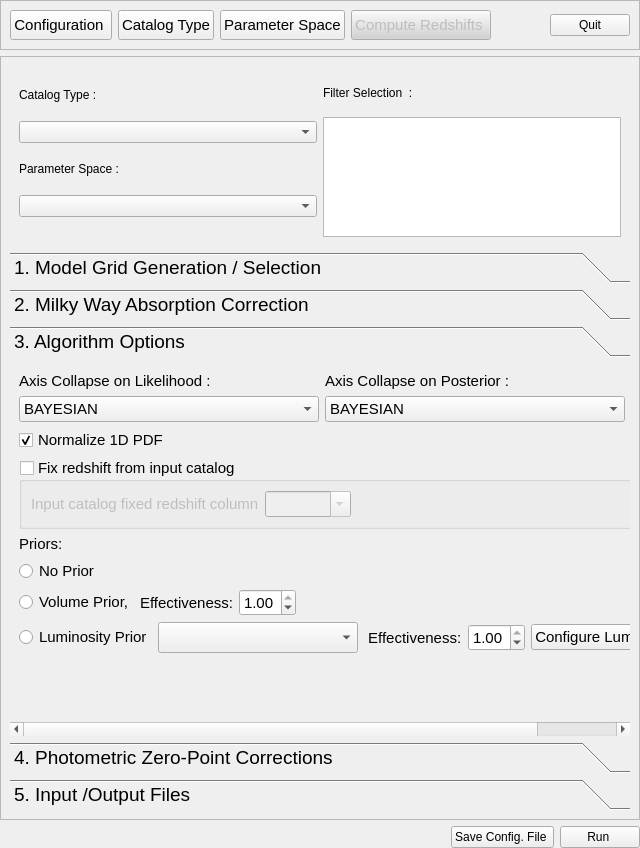
This is PhzQtUI/auxdir/PhzQtUI/FormAnalysis.ui in astrorama/Phosphoros as Qt 5 draws it before an edit. The edited form follows.
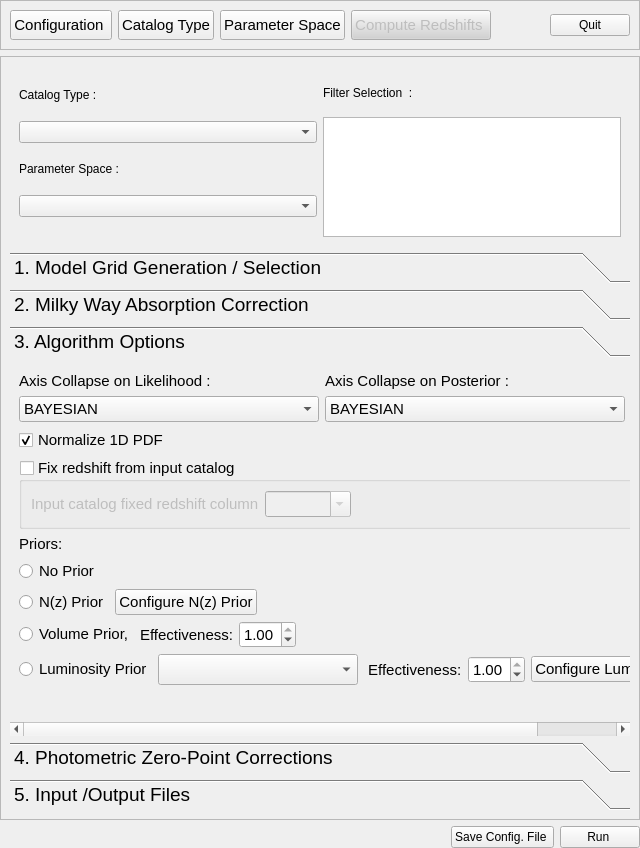
This is the edited form. The open tabs and pages were chosen to show the change.

Commit message: first draft of the N(z) Prior configuration

The edit to the form file:
```diff
--- a/PhzQtUI/auxdir/PhzQtUI/FormAnalysis.ui
+++ b/PhzQtUI/auxdir/PhzQtUI/FormAnalysis.ui
@@ -619,7 +619,7 @@
             <x>0</x>
             <y>0</y>
             <width>725</width>
-            <height>345</height>
+            <height>364</height>
            </rect>
           </property>
           <attribute name="label">
@@ -832,6 +832,47 @@
              </property>
             </widget>
            </item>
+           <item>
+            <layout class="QHBoxLayout" name="horizontalLayout_29">
+             <item>
+              <widget class="QRadioButton" name="rb_nzPrior">
+               <property name="font">
+                <font>
+                 <pointsize>11</pointsize>
+                </font>
+               </property>
+               <property name="text">
+                <string>N(z) Prior</string>
+               </property>
+              </widget>
+             </item>
+             <item>
+              <widget class="QPushButton" name="btn_conf_Nz">
+               <property name="font">
+                <font>
+                 <pointsize>11</pointsize>
+                </font>
+               </property>
+               <property name="text">
+                <string>Configure N(z) Prior</string>
+               </property>
+              </widget>
+             </item>
+             <item>
+              <spacer name="horizontalSpacer_17">
+               <property name="orientation">
+                <enum>Qt::Horizontal</enum>
+               </property>
+               <property name="sizeHint" stdset="0">
+                <size>
+                 <width>40</width>
+                 <height>20</height>
+                </size>
+               </property>
+              </spacer>
+             </item>
+            </layout>
+           </item>
            <item>
             <layout class="QHBoxLayout" name="horizontalLayout_10">
              <item>
```
The commit also changes 5 other files.
